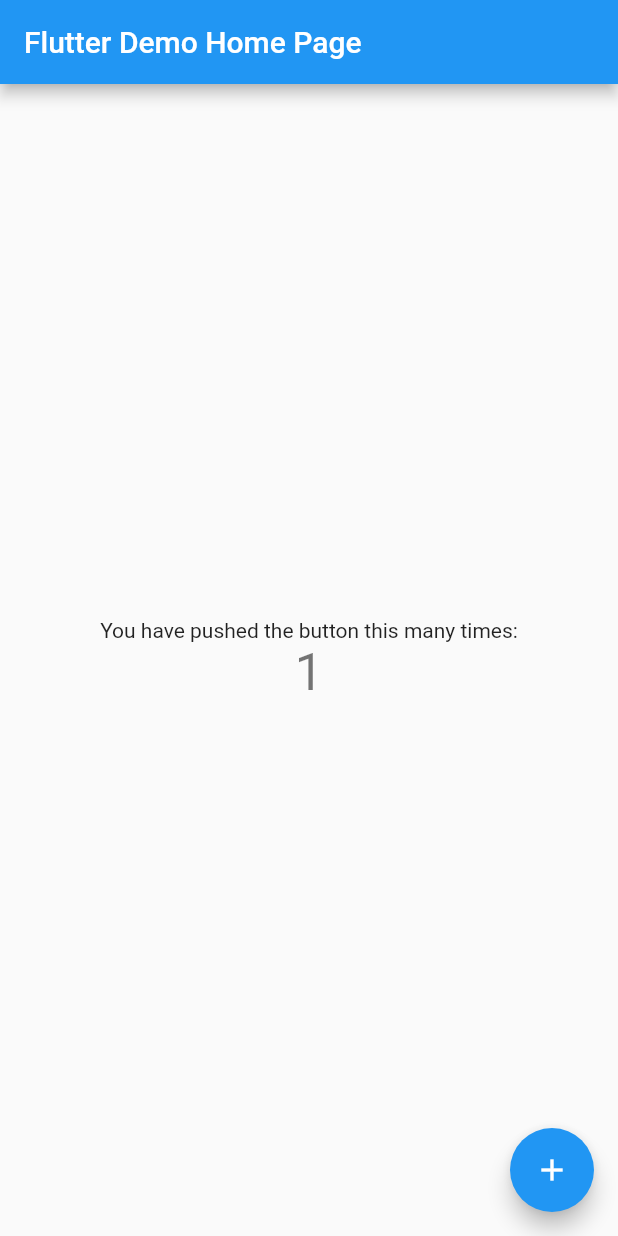
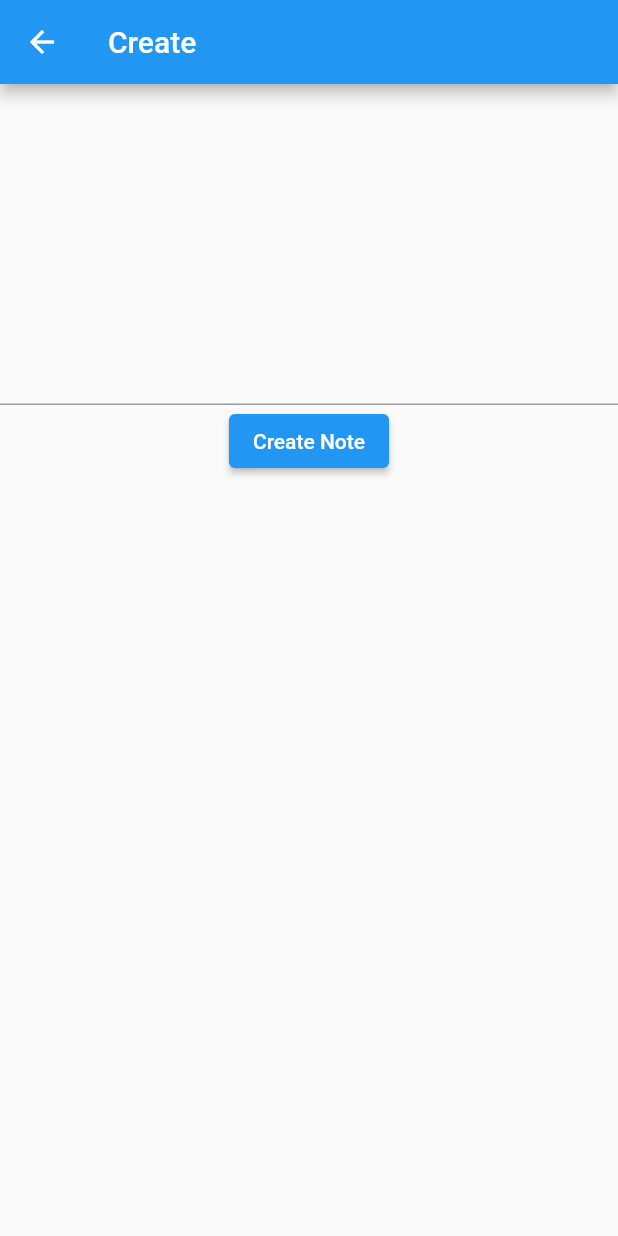
Before and after one commit to flynn-ng/notes_app_with_flutter, a Flutter app: the screen it shows after launch, after a tap on the "add" icon, on a phone screen of 412 x 824 dp. Run offline on Flutter 3.47's test engine with Material 2 defaults, Android fonts, the phone set to English and light mode, and no system bars; network calls fail.

```diff
--- a/lib/create.dart
+++ b/lib/create.dart
@@ -0,0 +1,44 @@
+import 'package:flutter/material.dart';
+import 'package:http/http.dart';
+import 'package:notes/urls.dart';
+
+class CreatePage extends StatefulWidget {
+  final Client client;
+
+  const CreatePage({
+    Key? key,
+    required this.client,
+  }) : super(key: key);
+
+  @override
+  State<CreatePage> createState() => _CreatePageState();
+}
+
+class _CreatePageState extends State<CreatePage> {
+  @override
+  Widget build(BuildContext context) {
+    TextEditingController controller = TextEditingController();
+    return Scaffold(
+      appBar: AppBar(
+        title: const Text("Create"),
+      ),
+      body: Column(
+        children: [
+          TextField(
+            controller: controller,
+            maxLines: 10,
+          ),
+          ElevatedButton(
+              onPressed: () {
+                widget.client.post(
+                  createUrl,
+                  body: {'body': controller.text},
+                );
+                Navigator.pop(context);
+              },
+              child: const Text("Create Note"))
+        ],
+      ),
+    );
+  }
+}
--- a/lib/main.dart
+++ b/lib/main.dart
@@ -1,4 +1,12 @@
+import 'dart:convert';
+
+import 'package:notes/update.dart';
+import 'package:notes/urls.dart';
 import 'package:flutter/material.dart';
+import 'package:http/http.dart' as http;
+import 'package:http/http.dart';
+import 'create.dart';
+import 'note.dart';
 
 void main() {
   runApp(const MyApp());
@@ -7,39 +15,20 @@ void main() {
 class MyApp extends StatelessWidget {
   const MyApp({super.key});
 
-  // This widget is the root of your application.
   @override
   Widget build(BuildContext context) {
     return MaterialApp(
       title: 'Flutter Demo',
       theme: ThemeData(
-        // This is the theme of your application.
-        //
-        // Try running your application with "flutter run". You'll see the
-        // application has a blue toolbar. Then, without quitting the app, try
-        // changing the primarySwatch below to Colors.green and then invoke
-        // "hot reload" (press "r" in the console where you ran "flutter run",
-        // or simply save your changes to "hot reload" in a Flutter IDE).
-        // Notice that the counter didn't reset back to zero; the application
-        // is not restarted.
         primarySwatch: Colors.blue,
       ),
-      home: const MyHomePage(title: 'Flutter Demo Home Page'),
+      home: const MyHomePage(title: 'Django X Flutter'),
     );
   }
 }
 
 class MyHomePage extends StatefulWidget {
   const MyHomePage({super.key, required this.title});
-
-  // This widget is the home page of your application. It is stateful, meaning
-  // that it has a State object (defined below) that contains fields that affect
-  // how it looks.
-
-  // This class is the configuration for the state. It holds the values (in this
-  // case the title) provided by the parent (in this case the App widget) and
-  // used by the build method of the State. Fields in a Widget subclass are
-  // always marked "final".
 
   final String title;
 
@@ -48,68 +37,71 @@ class MyHomePage extends StatefulWidget {
 }
 
 class _MyHomePageState extends State<MyHomePage> {
-  int _counter = 0;
+  Client client = http.Client();
+  List<Note> notes = [];
 
-  void _incrementCounter() {
-    setState(() {
-      // This call to setState tells the Flutter framework that something has
-      // changed in this State, which causes it to rerun the build method below
-      // so that the display can reflect the updated values. If we changed
-      // _counter without calling setState(), then the build method would not be
-      // called again, and so nothing would appear to happen.
-      _counter++;
+  @override
+  void initState() {
+    _retrieveNotes();
+    super.initState();
+  }
+
+  _retrieveNotes() async {
+    notes = [];
+    List response = json.decode((await client.get(retrieveUrl)).body);
+    response.forEach((element) {
+      notes.add(Note.fromMap(element));
     });
+    setState(() {});
+  }
+
+  void _deleteNote(int id) {
+    client.delete(deleteUrl(id));
+    _retrieveNotes();
   }
 
   @override
   Widget build(BuildContext context) {
-    // This method is rerun every time setState is called, for instance as done
-    // by the _incrementCounter method above.
-    //
-    // The Flutter framework has been optimized to make rerunning build methods
-    // fast, so that you can just rebuild anything that needs updating rather
-    // than having to individually change instances of widgets.
     return Scaffold(
       appBar: AppBar(
-        // Here we take the value from the MyHomePage object that was created by
-        // the App.build method, and use it to set our appbar title.
         title: Text(widget.title),
       ),
-      body: Center(
-        // Center is a layout widget. It takes a single child and positions it
-        // in the middle of the parent.
-        child: Column(
-          // Column is also a layout widget. It takes a list of children and
-          // arranges them vertically. By default, it sizes itself to fit its
-          // children horizontally, and tries to be as tall as its parent.
-          //
-          // Invoke "debug painting" (press "p" in the console, choose the
-          // "Toggle Debug Paint" action from the Flutter Inspector in Android
-          // Studio, or the "Toggle Debug Paint" command in Visual Studio Code)
-          // to see the wireframe for each widget.
-          //
-          // Column has various properties to control how it sizes itself and
-          // how it positions its children. Here we use mainAxisAlignment to
-          // center the children vertically; the main axis here is the vertical
-          // axis because Columns are vertical (the cross axis would be
-          // horizontal).
-          mainAxisAlignment: MainAxisAlignment.center,
-          children: <Widget>[
-            const Text(
-              'You have pushed the button this many times:',
-            ),
-            Text(
-              '$_counter',
-              style: Theme.of(context).textTheme.headline4,
-            ),
-          ],
-        ),
+      body: RefreshIndicator(
+        onRefresh: () async {
+          _retrieveNotes();
+        },
+        child: ListView.builder(
+            itemCount: notes.length,
+            itemBuilder: (BuildContext context, int index) {
+              return ListTile(
+                title: Text(notes[index].note),
+                onTap: () {
+                  Navigator.of(context).push(
+                    MaterialPageRoute(
+                        builder: (context) => UpdatePage(
+                              client: client,
+                              id: notes[index].id,
+                              note: notes[index].note,
+                            )),
+                  );
+                },
+                trailing: IconButton(
+                  icon: const Icon(Icons.delete),
+                  onPressed: () => _deleteNote(notes[index].id),
+                ),
+              );
+            }),
       ),
       floatingActionButton: FloatingActionButton(
-        onPressed: _incrementCounter,
+        onPressed: () => Navigator.of(context).push(
+          MaterialPageRoute(
+              builder: (context) => CreatePage(
+                    client: client,
+                  )),
+        ),
         tooltip: 'Increment',
         child: const Icon(Icons.add),
-      ), // This trailing comma makes auto-formatting nicer for build methods.
+      ),
     );
   }
 }
--- a/lib/note.dart
+++ b/lib/note.dart
@@ -0,0 +1,53 @@
+class Note {
+  int id;
+  String note;
+
+//<editor-fold desc="Data Methods">
+
+  Note({
+    required this.id,
+    required this.note,
+  });
+
+  @override
+  bool operator ==(Object other) =>
+      identical(this, other) ||
+      (other is Note &&
+          runtimeType == other.runtimeType &&
+          id == other.id &&
+          note == other.note);
+
+  @override
+  int get hashCode => id.hashCode ^ note.hashCode;
+
+  @override
+  String toString() {
+    return 'Note{' + ' id: $id,' + ' note: $note,' + '}';
+  }
+
+  Note copyWith({
+    int? id,
+    String? note,
+  }) {
+    return Note(
+      id: id ?? this.id,
+      note: note ?? this.note,
+    );
+  }
+
+  Map<String, dynamic> toMap() {
+    return {
+      'id': this.id,
+      'body': this.note,
+    };
+  }
+
+  factory Note.fromMap(Map<String, dynamic> map) {
+    return Note(
+      id: map['id'] as int,
+      note: map['body'] as String,
+    );
+  }
+
+//</editor-fold>
+}
--- a/pubspec.yaml
+++ b/pubspec.yaml
@@ -36,6 +36,7 @@ dependencies:
   # The following adds the Cupertino Icons font to your application.
   # Use with the CupertinoIcons class for iOS style icons.
   cupertino_icons: ^1.0.2
+  http: ^0.13.5
 
 dev_dependencies:
   flutter_test:
```
Also changed, not shown: lib/update.dart (+52 -0 lines), lib/urls.dart (+8 -0 lines), pubspec.lock, 1 other file.
